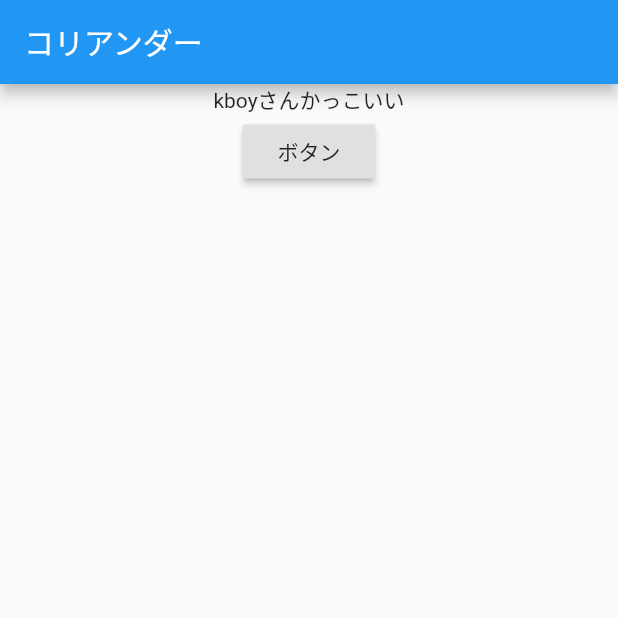
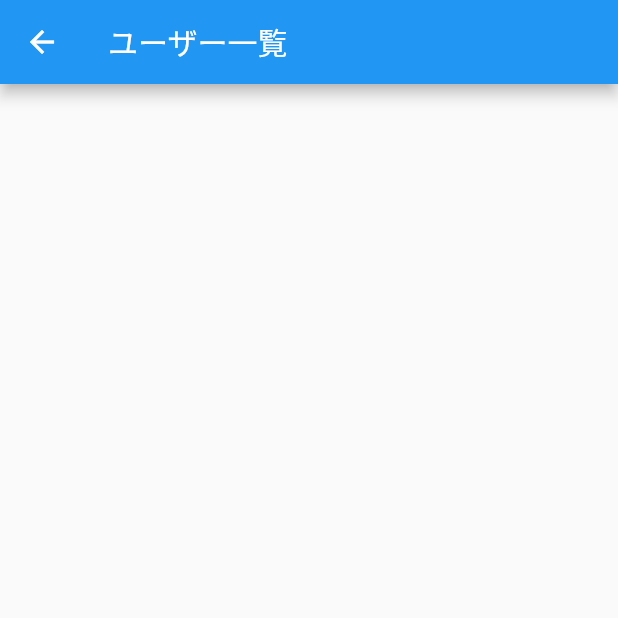
Before and after one commit to kouki-yoshida1202/coriander, a Flutter app: the screen it shows after launch, after a tap on "ボタン", on a phone screen of 412 x 824 dp, the top half of it. Run offline on Flutter 3.47's test engine with Material 2 defaults, Android fonts, the phone set to English and light mode, and no system bars; our stand-ins replace cloud_firestore, firebase_core; accounts and stored records are empty.

```diff
--- /dev/null
+++ b/lib/book_list_model.dart
@@ -0,0 +1,15 @@
+import 'package:cloud_firestore/cloud_firestore.dart';
+import 'package:coriander/user.dart';
+import 'package:flutter/material.dart';
+
+class UserInformationListModel extends ChangeNotifier {
+  List<UserInfo> users = [];
+
+  Future fetchUsers() async {
+    final docs = await FirebaseFirestore.instance.collection('users').get();
+    final users =
+        docs.documents.map((doc) => UserInfo(doc['full_name'])).toList();
+    this.users = users;
+    notifyListeners();
+  }
+}
--- /dev/null
+++ b/lib/book_list_page.dart
@@ -0,0 +1,35 @@
+import 'package:cloud_firestore/cloud_firestore.dart';
+import 'package:coriander/book_list_model.dart';
+import 'package:firebase_core/firebase_core.dart';
+import 'package:flutter/material.dart';
+import 'package:provider/provider.dart';
+
+class UserInformationList extends StatelessWidget {
+  @override
+  Widget build(BuildContext context) {
+    Firebase.initializeApp();
+    CollectionReference users = FirebaseFirestore.instance.collection('users');
+
+    return ChangeNotifierProvider<UserInformationListModel>(
+      create: (_) => UserInformationListModel()..fetchUsers(),
+      child: Scaffold(
+        appBar: AppBar(
+          title: Text("ユーザー一覧"),
+        ),
+        body: Consumer<UserInformationListModel>(
+          builder: (context, model, child) {
+            final users = model.users;
+            final listTiles = users
+                .map((user) => ListTile(
+                      title: Text(user.full_name),
+                    ))
+                .toList();
+            return ListView(
+              children: listTiles,
+            );
+          },
+        ),
+      ),
+    );
+  }
+}
--- a/lib/main.dart
+++ b/lib/main.dart
@@ -1,4 +1,6 @@
+import 'package:coriander/book_list_page.dart';
 import 'package:coriander/main_model.dart';
+import 'package:firebase_core/firebase_core.dart';
 import 'package:flutter/material.dart';
 import 'package:provider/provider.dart';
 
@@ -9,6 +11,7 @@ void main() {
 class MyApp extends StatelessWidget {
   @override
   Widget build(BuildContext context) {
+    Firebase.initializeApp();
     return MaterialApp(
       title: "Flutter Demo",
       home: ChangeNotifierProvider<MainModel>(
@@ -22,11 +25,19 @@ class MyApp extends StatelessWidget {
               return Center(
                 child: Column(
                   children: [
-                    Text(model.kboyText),
+                    Text(
+                      model.kboyText,
+                      style: TextStyle(fontSize: 30),
+                    ),
                     RaisedButton(
                       child: Text("ボタン"),
                       onPressed: () {
-                        model.changeKboyText();
+                        // model.changeKboyText();
+                        Navigator.push(
+                          context,
+                          MaterialPageRoute(
+                              builder: (context) => UserInformationList()),
+                        );
                       },
                     ),
                   ],
--- a/lib/main_model.dart
+++ b/lib/main_model.dart
@@ -4,7 +4,7 @@ class MainModel extends ChangeNotifier {
   String kboyText = "KBOY";
 
   void changeKboyText() {
-    kboyText = "kboyさんかっこいい";
+    kboyText = "kboyさんいい";
     notifyListeners();
   }
 }
--- /dev/null
+++ b/lib/user.dart
@@ -0,0 +1,4 @@
+class UserInfo {
+  UserInfo(this.full_name);
+  String full_name;
+}
--- a/pubspec.yaml
+++ b/pubspec.yaml
@@ -29,6 +29,8 @@ dependencies:
   # Use with the CupertinoIcons class for iOS style icons.
   cupertino_icons: ^1.0.0
   provider: ^4.3.2+2
+  firebase_core: ^0.5.0+1
+  cloud_firestore: ^0.14.1+3
 
 dev_dependencies:
   flutter_test:
```
Also changed, not shown: pubspec.lock, 10 other files.
